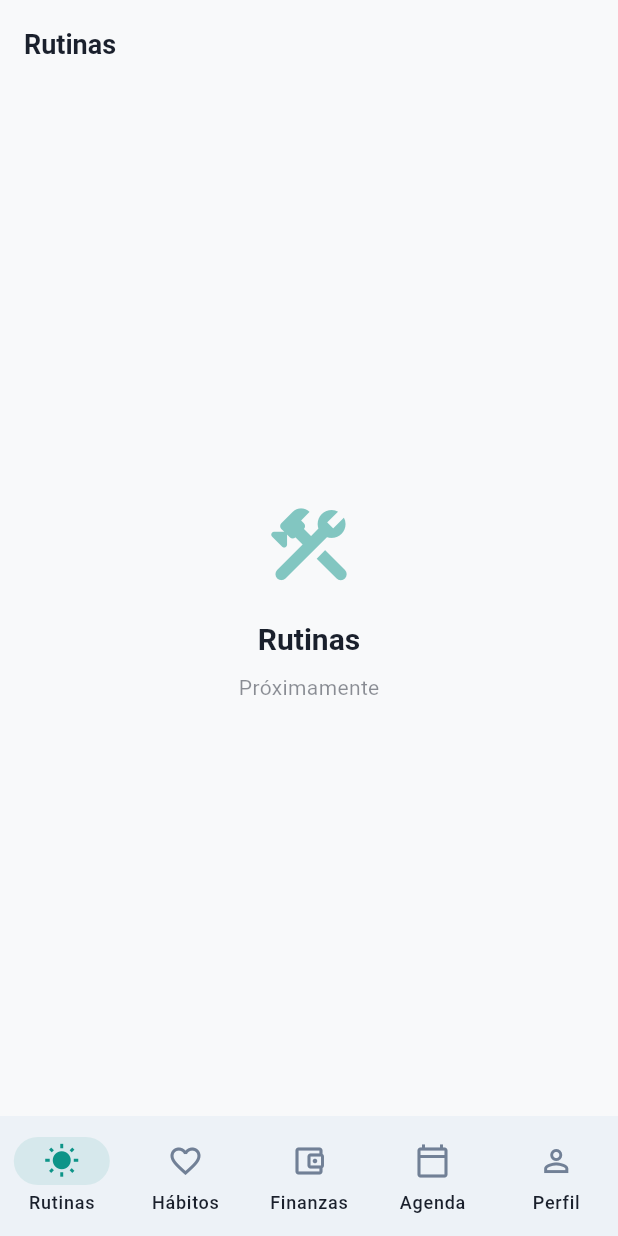
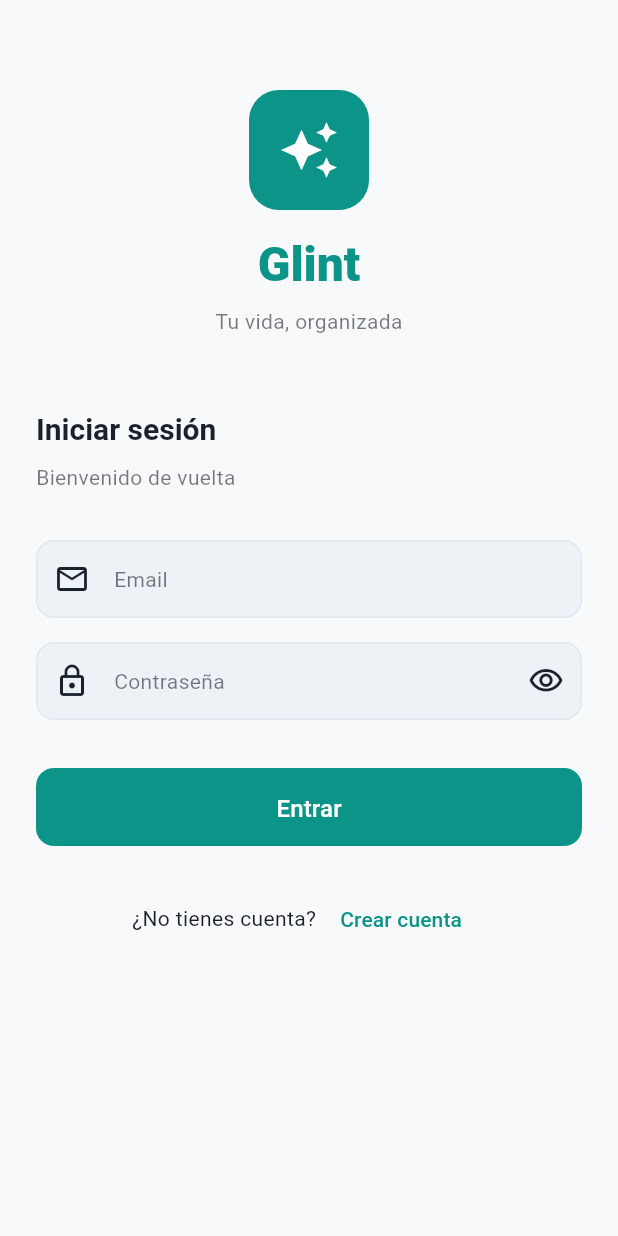
Before and after one commit to xJonnyxD/glint, a Flutter app: the screen it shows after launch, on a phone screen of 412 x 824 dp. Run offline on Flutter 3.47's test engine with Material 3 defaults, Android fonts, the phone set to English and light mode, and no system bars; our stand-ins replace flutter_bloc, get_it, go_router, hive_flutter, injectable, supabase_flutter; accounts and stored records are empty; generated files the repository leaves out were written again.

Commit message:
feat: módulo de autenticación con email/contraseña
- AuthState: estados de auth (initial, loading, authenticated, unauthenticated, error)
- AuthCubit: lógica de login, registro y cierre de sesión con Supabase
- AuthScreen: pantalla de login/registro con validación y modo dual
- Router actualizado: redirección automática según estado de sesión
- Splash screen verifica sesión antes de navegar
- Errores de Supabase traducidos al español
- launch.json con dart-define para keys de Supabase (gitignored)

```diff
--- /dev/null
+++ b/lib/features/auth/presentation/auth_screen.dart
@@ -0,0 +1,284 @@
+import 'package:flutter/material.dart';
+import 'package:flutter_bloc/flutter_bloc.dart';
+import 'auth_cubit.dart';
+import 'auth_state.dart';
+
+/// Pantalla de autenticación — login y registro con email/contraseña
+class AuthScreen extends StatefulWidget {
+  const AuthScreen({super.key});
+
+  @override
+  State<AuthScreen> createState() => _AuthScreenState();
+}
+
+class _AuthScreenState extends State<AuthScreen> {
+  // Controla si mostramos "Iniciar sesión" o "Crear cuenta"
+  bool _modoLogin = true;
+
+  // Controladores de texto para los campos del formulario
+  final _emailCtrl    = TextEditingController();
+  final _passwordCtrl = TextEditingController();
+  final _nombreCtrl   = TextEditingController();
+
+  // Clave para validar el formulario
+  final _formKey = GlobalKey<FormState>();
+
+  // Controla si la contraseña se ve o está oculta
+  bool _verPassword = false;
+
+  @override
+  void dispose() {
+    // Liberar memoria cuando se cierra la pantalla
+    _emailCtrl.dispose();
+    _passwordCtrl.dispose();
+    _nombreCtrl.dispose();
+    super.dispose();
+  }
+
+  @override
+  Widget build(BuildContext context) {
+    final colorScheme = Theme.of(context).colorScheme;
+    final textTheme   = Theme.of(context).textTheme;
+
+    return Scaffold(
+      body: BlocConsumer<AuthCubit, AuthState>(
+        // BlocConsumer escucha cambios de estado y reacciona
+        listener: (context, state) {
+          if (state is AuthError) {
+            // Mostrar mensaje de error en un snackbar
+            ScaffoldMessenger.of(context).showSnackBar(
+              SnackBar(
+                content: Text(state.message),
+                backgroundColor: colorScheme.error,
+              ),
+            );
+          }
+          if (state is AuthUnauthenticated && !_modoLogin) {
+            // Registro exitoso — mostrar mensaje y cambiar a login
+            ScaffoldMessenger.of(context).showSnackBar(
+              const SnackBar(
+                content: Text(
+                  '¡Cuenta creada! Revisa tu email para confirmarla.',
+                ),
+                backgroundColor: Colors.green,
+              ),
+            );
+            setState(() => _modoLogin = true);
+          }
+        },
+        builder: (context, state) {
+          final cargando = state is AuthLoading;
+
+          return SafeArea(
+            child: SingleChildScrollView(
+              padding: const EdgeInsets.symmetric(horizontal: 24),
+              child: Form(
+                key: _formKey,
+                child: Column(
+                  crossAxisAlignment: CrossAxisAlignment.stretch,
+                  children: [
+                    const SizedBox(height: 60),
+
+                    // ── Logo y título ────────────────────────────────────────
+                    Center(
+                      child: Container(
+                        width: 80,
+                        height: 80,
+                        decoration: BoxDecoration(
+                          color: colorScheme.primary,
+                          borderRadius: BorderRadius.circular(20),
+                        ),
+                        child: Icon(
+                          Icons.auto_awesome,
+                          size: 40,
+                          color: colorScheme.onPrimary,
+                        ),
+                      ),
+                    ),
+                    const SizedBox(height: 16),
+                    Center(
+                      child: Text(
+                        'Glint',
+                        style: textTheme.headlineLarge?.copyWith(
+                          color: colorScheme.primary,
+                          fontWeight: FontWeight.w800,
+                        ),
+                      ),
+                    ),
+                    const SizedBox(height: 8),
+                    Center(
+                      child: Text(
+                        'Tu vida, organizada',
+                        style: textTheme.bodyMedium?.copyWith(
+                          color: colorScheme.onSurface.withAlpha(153),
+                        ),
+                      ),
+                    ),
+
+                    const SizedBox(height: 48),
+
+                    // ── Título del formulario ────────────────────────────────
+                    Text(
+                      _modoLogin ? 'Iniciar sesión' : 'Crear cuenta',
+                      style: textTheme.headlineSmall,
+                    ),
+                    const SizedBox(height: 8),
+                    Text(
+                      _modoLogin
+                          ? 'Bienvenido de vuelta'
+                          : 'Empieza tu journey con Glint',
+                      style: textTheme.bodyMedium?.copyWith(
+                        color: colorScheme.onSurface.withAlpha(153),
+                      ),
+                    ),
+
+                    const SizedBox(height: 32),
+
+                    // ── Campo: Nombre (solo en registro) ─────────────────────
+                    if (!_modoLogin) ...[
+                      TextFormField(
+                        controller: _nombreCtrl,
+                        decoration: const InputDecoration(
+                          labelText: 'Nombre',
+                          prefixIcon: Icon(Icons.person_outline),
+                        ),
+                        textCapitalization: TextCapitalization.words,
+                        validator: (v) {
+                          if (!_modoLogin && (v == null || v.trim().isEmpty)) {
+                            return 'Ingresa tu nombre';
+                          }
+                          return null;
+                        },
+                      ),
+                      const SizedBox(height: 16),
+                    ],
+
+                    // ── Campo: Email ─────────────────────────────────────────
+                    TextFormField(
+                      controller: _emailCtrl,
+                      decoration: const InputDecoration(
+                        labelText: 'Email',
+                        prefixIcon: Icon(Icons.email_outlined),
+                      ),
+                      keyboardType: TextInputType.emailAddress,
+                      autocorrect: false,
+                      validator: (v) {
+                        if (v == null || v.trim().isEmpty) {
+                          return 'Ingresa tu email';
+                        }
+                        if (!v.contains('@')) {
+                          return 'El email no es válido';
+                        }
+                        return null;
+                      },
+                    ),
+
+                    const SizedBox(height: 16),
+
+                    // ── Campo: Contraseña ────────────────────────────────────
+                    TextFormField(
+                      controller: _passwordCtrl,
+                      decoration: InputDecoration(
+                        labelText: 'Contraseña',
+                        prefixIcon: const Icon(Icons.lock_outline),
+                        suffixIcon: IconButton(
+                          icon: Icon(
+                            _verPassword
+                                ? Icons.visibility_off_outlined
+                                : Icons.visibility_outlined,
+                          ),
+                          onPressed: () =>
+                              setState(() => _verPassword = !_verPassword),
+                        ),
+                      ),
+                      obscureText: !_verPassword,
+                      validator: (v) {
+                        if (v == null || v.isEmpty) {
+                          return 'Ingresa tu contraseña';
+                        }
+                        if (v.length < 6) {
+                          return 'Mínimo 6 caracteres';
+                        }
+                        return null;
+                      },
+                    ),
+
+                    const SizedBox(height: 32),
+
+                    // ── Botón principal ──────────────────────────────────────
+                    SizedBox(
+                      height: 52,
+                      child: ElevatedButton(
+                        onPressed: cargando ? null : _submit,
+                        child: cargando
+                            ? SizedBox(
+                                width: 24,
+                                height: 24,
+                                child: CircularProgressIndicator(
+                                  strokeWidth: 2,
+                                  color: colorScheme.onPrimary,
+                                ),
+                              )
+                            : Text(
+                                _modoLogin ? 'Entrar' : 'Crear cuenta',
+                                style: const TextStyle(fontSize: 16),
+                              ),
+                      ),
+                    ),
+
+                    const SizedBox(height: 24),
+
+                    // ── Cambiar entre login y registro ───────────────────────
+                    Row(
+                      mainAxisAlignment: MainAxisAlignment.center,
+                      children: [
+                        Text(
+                          _modoLogin
+                              ? '¿No tienes cuenta?'
+                              : '¿Ya tienes cuenta?',
+                          style: textTheme.bodyMedium,
+                        ),
+                        TextButton(
+                          onPressed: cargando
+                              ? null
+                              : () => setState(
+                                    () => _modoLogin = !_modoLogin,
+                                  ),
+                          child: Text(
+                            _modoLogin ? 'Crear cuenta' : 'Iniciar sesión',
+                          ),
+                        ),
+                      ],
+                    ),
+
+                    const SizedBox(height: 32),
+                  ],
+                ),
+              ),
+            ),
+          );
+        },
+      ),
+    );
+  }
+
+  /// Valida el formulario y llama al cubit correspondiente
+  void _submit() {
+    if (!_formKey.currentState!.validate()) return;
+
+    final cubit = context.read<AuthCubit>();
+
+    if (_modoLogin) {
+      cubit.signInWithEmail(
+        email: _emailCtrl.text.trim(),
+        password: _passwordCtrl.text,
+      );
+    } else {
+      cubit.signUpWithEmail(
+        email: _emailCtrl.text.trim(),
+        password: _passwordCtrl.text,
+        nombre: _nombreCtrl.text.trim(),
+      );
+    }
+  }
+}
--- /dev/null
+++ b/lib/features/auth/presentation/auth_state.dart
@@ -0,0 +1,26 @@
+import 'package:supabase_flutter/supabase_flutter.dart';
+
+/// Los posibles estados del módulo de autenticación.
+/// La app siempre está en uno de estos 4 estados.
+abstract class AuthState {}
+
+/// Estado inicial — verificando si hay sesión guardada
+class AuthInitial extends AuthState {}
+
+/// Cargando — esperando respuesta del servidor
+class AuthLoading extends AuthState {}
+
+/// Autenticado — hay un usuario con sesión activa
+class AuthAuthenticated extends AuthState {
+  final User user; // datos del usuario (email, id, etc.)
+  AuthAuthenticated(this.user);
+}
+
+/// No autenticado — no hay sesión, mostrar pantalla de login
+class AuthUnauthenticated extends AuthState {}
+
+/// Error — algo salió mal (contraseña incorrecta, sin internet, etc.)
+class AuthError extends AuthState {
+  final String message; // mensaje de error en español
+  AuthError(this.message);
+}
--- a/lib/main.dart
+++ b/lib/main.dart
@@ -1,24 +1,23 @@
 import 'package:flutter/material.dart';
 import 'package:flutter/services.dart';
+import 'package:flutter_bloc/flutter_bloc.dart';
 import 'package:hive_flutter/hive_flutter.dart';
 import 'package:supabase_flutter/supabase_flutter.dart';
 
 import 'core/constants/app_constants.dart';
 import 'core/theme/app_theme.dart';
+import 'features/auth/presentation/auth_cubit.dart';
 import 'shared/di/app_router.dart';
 import 'shared/di/injection_container.dart';
 
 Future<void> main() async {
-  // Asegura que los bindings de Flutter estén listos antes de cualquier init
   WidgetsFlutterBinding.ensureInitialized();
 
-  // Forzar orientación vertical
   await SystemChrome.setPreferredOrientations([
     DeviceOrientation.portraitUp,
     DeviceOrientation.portraitDown,
   ]);
 
-  // Estilo de la barra de estado (transparente)
   SystemChrome.setSystemUIOverlayStyle(
     const SystemUiOverlayStyle(
       statusBarColor: Colors.transparent,
@@ -26,13 +25,8 @@ Future<void> main() async {
     ),
   );
 
-  // Inicializar Hive (key-value local)
   await Hive.initFlutter();
 
-  // Inicializar Supabase.
-  // Las keys se inyectan vía --dart-define en build o CI/CD.
-  // En desarrollo local, definir en launch.json de VS Code:
-  //   "args": ["--dart-define=SUPABASE_URL=...", "--dart-define=SUPABASE_ANON_KEY=..."]
   if (AppConstants.supabaseUrl.isNotEmpty &&
       AppConstants.supabaseAnonKey.isNotEmpty) {
     await Supabase.initialize(
@@ -41,7 +35,6 @@ Future<void> main() async {
     );
   }
 
-  // Inicializar inyección de dependencias (GetIt + Injectable)
   await configureDependencies();
 
   runApp(const GlintApp());
@@ -53,20 +46,22 @@ class GlintApp extends StatelessWidget {
 
   @override
   Widget build(BuildContext context) {
-    return MaterialApp.router(
+    return MultiBlocProvider(
+      // Registramos los cubits aquí para que toda la app los pueda usar
+      providers: [
+        BlocProvider<AuthCubit>(
+          create: (_) => AuthCubit(Supabase.instance.client),
+        ),
+      ],
+      child: MaterialApp.router(
         title: AppConstants.appName,
         debugShowCheckedModeBanner: false,
-
-      // Temas light y dark — respeta la preferencia del sistema
         theme: AppTheme.light,
         darkTheme: AppTheme.dark,
         themeMode: ThemeMode.system,
-
-      // Router declarativo con GoRouter
         routerConfig: appRouter,
-
-      // Localización básica en español salvadoreño
         locale: const Locale('es', 'SV'),
+      ),
     );
   }
 }
--- a/lib/shared/di/app_router.dart
+++ b/lib/shared/di/app_router.dart
@@ -1,12 +1,13 @@
 import 'package:flutter/material.dart';
+import 'package:flutter_bloc/flutter_bloc.dart';
 import 'package:go_router/go_router.dart';
 import 'package:glint/core/constants/app_constants.dart';
-
-// Pantallas temporales (se reemplazarán módulo a módulo)
+import 'package:glint/features/auth/presentation/auth_cubit.dart';
+import 'package:glint/features/auth/presentation/auth_screen.dart';
+import 'package:glint/features/auth/presentation/auth_state.dart';
 import 'package:glint/shared/widgets/placeholder_screen.dart';
 
 /// Router principal de Glint usando GoRouter
-/// Shell route para la navegación principal con bottom nav
 final GoRouter appRouter = GoRouter(
   initialLocation: AppRoutes.splash,
   debugLogDiagnostics: true,
@@ -20,20 +21,7 @@ final GoRouter appRouter = GoRouter(
     // ── Auth ─────────────────────────────────────────────────────────────────
     GoRoute(
       path: AppRoutes.auth,
-      builder: (context, state) =>
-          const PlaceholderScreen(title: 'Autenticación'),
-      routes: [
-        GoRoute(
-          path: 'login',
-          builder: (context, state) =>
-              const PlaceholderScreen(title: 'Iniciar sesión'),
-        ),
-        GoRoute(
-          path: 'register',
-          builder: (context, state) =>
-              const PlaceholderScreen(title: 'Crear cuenta'),
-        ),
-      ],
+      builder: (context, state) => const AuthScreen(),
     ),
 
     // ── Home con Shell (bottom nav) ───────────────────────────────────────────
@@ -68,7 +56,7 @@ final GoRouter appRouter = GoRouter(
       ],
     ),
 
-    // ── Configuración (fuera del shell) ───────────────────────────────────────
+    // ── Configuración ─────────────────────────────────────────────────────────
     GoRoute(
       path: AppRoutes.settings,
       builder: (context, state) =>
@@ -76,13 +64,23 @@ final GoRouter appRouter = GoRouter(
     ),
   ],
 
-  // Redirección global: si no hay sesión activa, ir a auth
+  // Redirección global basada en el estado de autenticación
   redirect: (context, state) {
-    // TODO: Verificar sesión de Supabase aquí
-    // final isLoggedIn = Supabase.instance.client.auth.currentUser != null;
-    // if (!isLoggedIn && !state.matchedLocation.startsWith('/auth')) {
-    //   return AppRoutes.auth;
-    // }
+    final authState = context.read<AuthCubit>().state;
+    final enSplash  = state.matchedLocation == AppRoutes.splash;
+    final enAuth    = state.matchedLocation.startsWith(AppRoutes.auth);
+
+    // Mientras carga o es estado inicial, no redirigir (splash se encarga)
+    if (authState is AuthInitial || authState is AuthLoading) return null;
+
+    final autenticado = authState is AuthAuthenticated;
+
+    // Si no está autenticado y no está en auth ni en splash → ir a login
+    if (!autenticado && !enAuth && !enSplash) return AppRoutes.auth;
+
+    // Si está autenticado y está en auth → ir a home
+    if (autenticado && enAuth) return AppRoutes.routines;
+
     return null;
   },
 
@@ -144,7 +142,7 @@ class HomeShell extends StatelessWidget {
     if (location.startsWith(AppRoutes.habits))   return 1;
     if (location.startsWith(AppRoutes.finance))  return 2;
     if (location.startsWith(AppRoutes.agenda))   return 3;
-    return 4; // perfil
+    return 4;
   }
 
   void _onTap(BuildContext context, int index) {
@@ -158,7 +156,7 @@ class HomeShell extends StatelessWidget {
   }
 }
 
-/// Pantalla de splash temporal
+/// Pantalla de splash — verifica sesión y redirige
 class SplashScreen extends StatefulWidget {
   const SplashScreen({super.key});
 
@@ -170,9 +168,15 @@ class _SplashScreenState extends State<SplashScreen> {
   @override
   void initState() {
     super.initState();
-    // Navegar al home tras 2 segundos (luego se reemplaza con lógica real)
-    Future.delayed(const Duration(seconds: 2), () {
-      if (mounted) context.go(AppRoutes.routines);
+    // Esperar a que el AuthCubit determine el estado de sesión
+    Future.delayed(const Duration(milliseconds: 1500), () {
+      if (!mounted) return;
+      final authState = context.read<AuthCubit>().state;
+      if (authState is AuthAuthenticated) {
+        context.go(AppRoutes.routines);
+      } else {
+        context.go(AppRoutes.auth);
+      }
     });
   }
 
@@ -185,7 +189,6 @@ class _SplashScreenState extends State<SplashScreen> {
         child: Column(
           mainAxisAlignment: MainAxisAlignment.center,
           children: [
-            // Logo placeholder — reemplazar con logo real
             Container(
               width: 96,
               height: 96,
```
Also changed, not shown: lib/features/auth/presentation/auth_cubit.dart (added, +119 -0 lines), 1 other file. Lines whose indentation alone changed are shown as unchanged.
